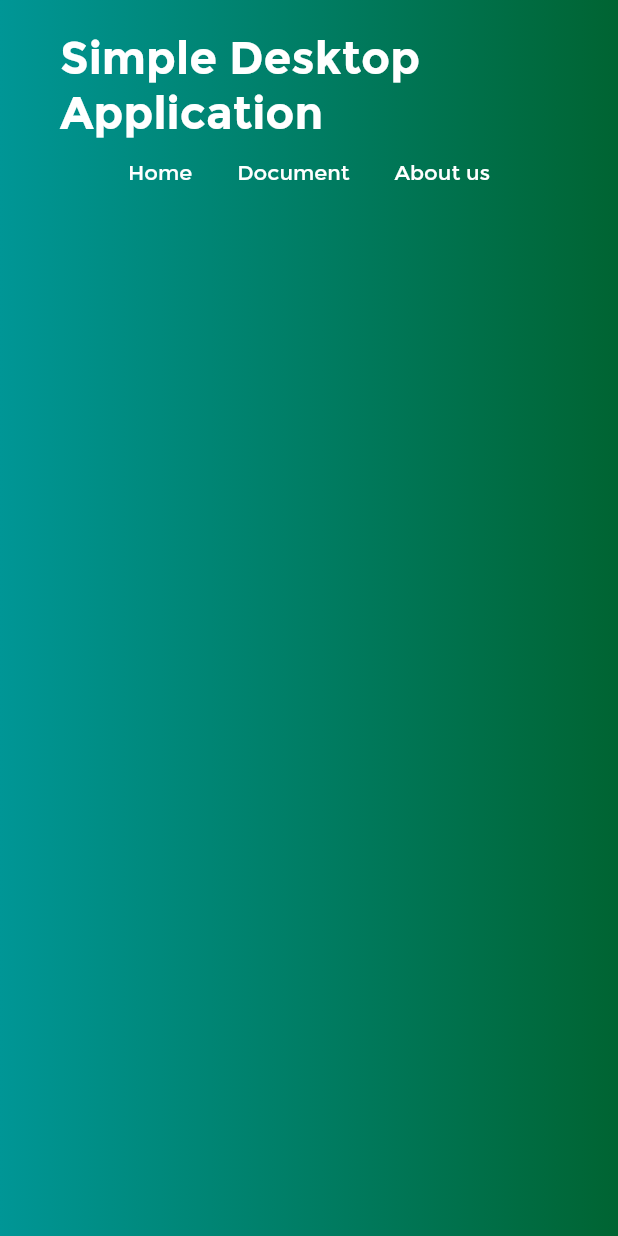
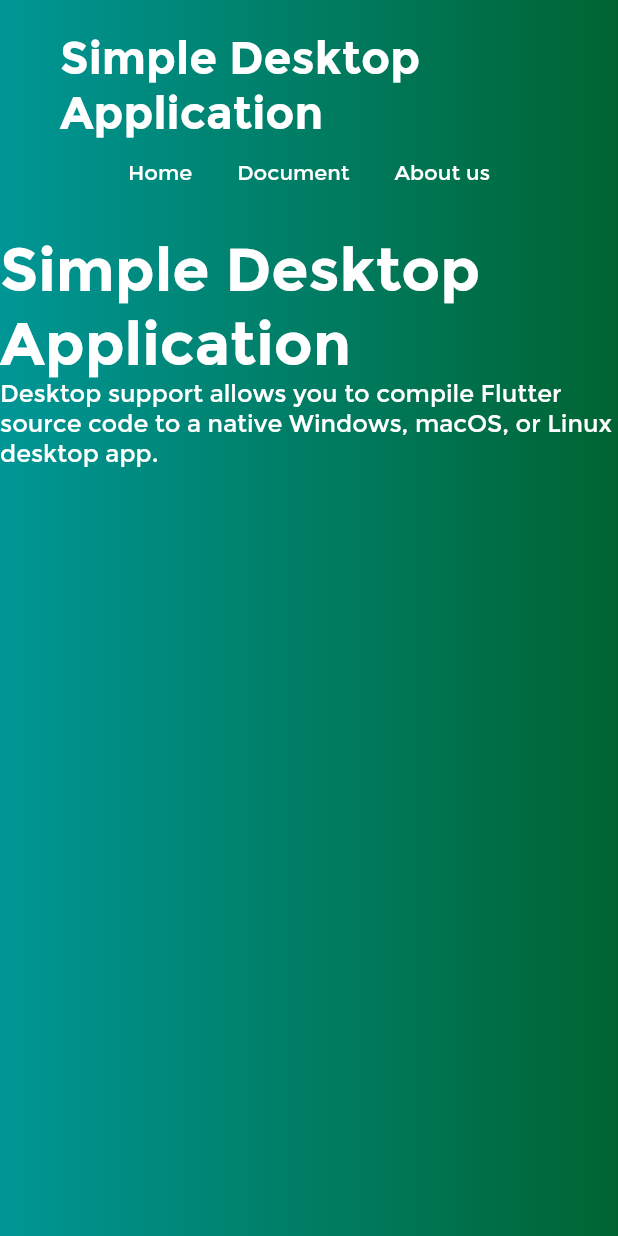
Before and after one commit to abymathewtkv/flutter_desktop-sample, a Flutter app: the screen it shows after launch, on a phone screen of 412 x 824 dp. Run offline on Flutter 3.47's test engine with Material 2 defaults, Android fonts, the light colour scheme and no system bars.

Commit message:
new bottom page is added

```diff
--- /dev/null
+++ b/lib/BottomPage/bottomPage.dart
@@ -0,0 +1,49 @@
+import 'package:flutter/material.dart';
+
+class BottomPage extends StatelessWidget {
+
+List<Widget> pageChildren() {
+
+  return <Widget>[
+    Container(
+      child: Column(
+        crossAxisAlignment: CrossAxisAlignment.start,
+        children: <Widget>[
+          Text("Simple Desktop \nApplication",style: TextStyle(
+           fontSize: 40.0,
+           fontWeight: FontWeight.bold,
+           color: Colors.white,
+          ),
+          ),
+          Text('Desktop support allows you to compile Flutter source code to a native Windows, macOS, or Linux desktop app.',style: TextStyle(
+           fontSize: 16.0,
+           color: Colors.white,
+          ),
+          ),
+
+        ],
+      ),
+    ),
+  ];
+}
+
+  @override
+  Widget build(BuildContext context) {
+    return LayoutBuilder(
+      builder: (context, constraints) {
+        if (constraints.maxWidth > 800) {
+          return Row(
+            mainAxisAlignment: MainAxisAlignment.center,
+            children: pageChildren(),
+
+
+          );
+        } else {
+          return Column(
+            children: pageChildren(),
+          );
+        }
+      },
+    );
+  }
+}
--- a/lib/main.dart
+++ b/lib/main.dart
@@ -1,4 +1,5 @@
 import 'package:flutter/material.dart';
+import 'package:flutter_sample_desktop/BottomPage/bottomPage.dart';
 import 'package:flutter_sample_desktop/Navbar/navbar.dart';
 
 void main() {
@@ -17,13 +18,13 @@
         primarySwatch: Colors.blue,
         fontFamily: "Montserrat",
       ),
-      home: const MyHomePage(),
+      home:  MyHomePage(),
     );
   }
 }
 
 class MyHomePage extends StatelessWidget {
-  const MyHomePage({Key? key}) : super(key: key);
+
 
   @override
   Widget build(BuildContext context) {
@@ -40,7 +41,7 @@
         )),
         child: Column(
           children: <Widget>[
-            NavBar(),
+            NavBar(),BottomPage(),
           ],
         ),
       ),
```
